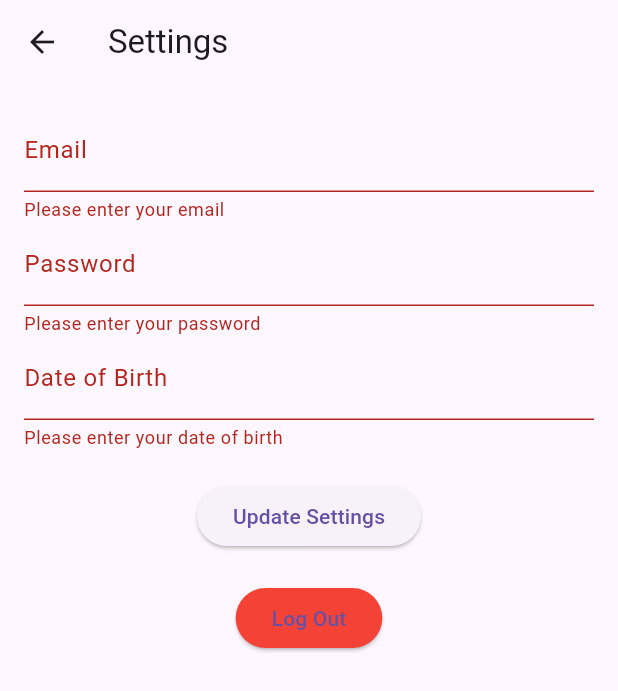
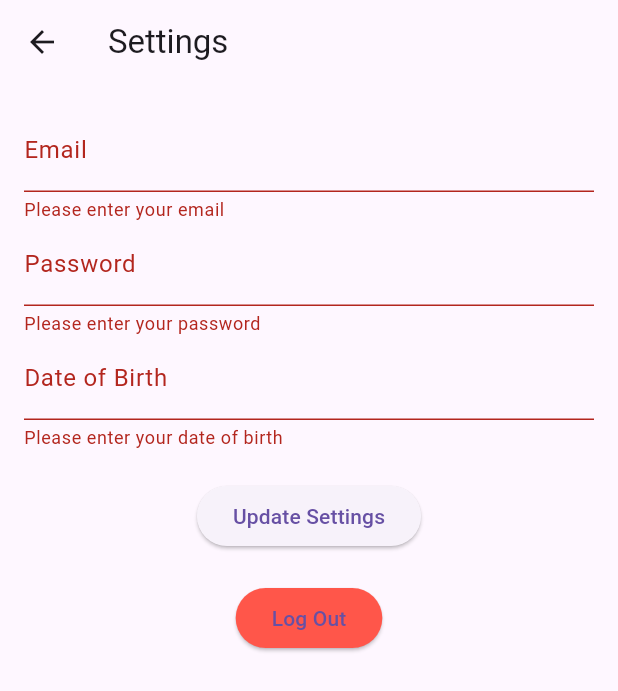
Before and after one commit to husainarib/Message-Board-App, a Flutter app: the SettingsScreen screen opened by its route, after a tap on "Update Settings", on a phone screen of 412 x 824 dp. Shown: the top 691 px of the screen. Run offline on Flutter 3.47's test engine with Material 3 defaults, Android fonts, the phone set to English and light mode, and no system bars; our stand-ins replace cloud_firestore, firebase_auth, firebase_core; accounts and stored records are empty; generated files the repository leaves out were written again.

Commit message:
add logout and update settings logic

```diff
--- a/lib/SettingsScreen.dart
+++ b/lib/SettingsScreen.dart
@@ -1,4 +1,6 @@
 import 'package:flutter/material.dart';
+import 'package:firebase_auth/firebase_auth.dart';
+import 'package:cloud_firestore/cloud_firestore.dart';
 
 class SettingsScreen extends StatefulWidget {
   @override
@@ -12,6 +14,7 @@ class _SettingsScreenState extends State<SettingsScreen> {
   final TextEditingController _emailController = TextEditingController();
   final TextEditingController _passwordController = TextEditingController();
   final TextEditingController _dobController = TextEditingController();
+  final FirebaseAuth _auth = FirebaseAuth.instance;
 
   @override
   void dispose() {
@@ -21,21 +24,49 @@ class _SettingsScreenState extends State<SettingsScreen> {
     super.dispose();
   }
 
-  void _updateSettings() {
+  // Update Settings method
+  Future<void> _updateSettings() async {
     if (_formKey.currentState!.validate()) {
-      // TODO update settings logic
-      ScaffoldMessenger.of(context).showSnackBar(
-        SnackBar(content: Text('Settings updated!')),
-      );
+      final user = _auth.currentUser;
+      final userId = user?.uid;
+
+      if (user != null && userId != null) {
+        try {
+          // Update email
+          if (_emailController.text.isNotEmpty &&
+              _emailController.text != user.email) {
+            await user.verifyBeforeUpdateEmail(_emailController.text);
+          }
+
+          // Update password
+          if (_passwordController.text.isNotEmpty) {
+            await user.updatePassword(_passwordController.text);
+          }
+
+          // Update date of birth in Firestore
+          await FirebaseFirestore.instance.collection('users').doc(userId).set({
+            'dob': _dobController.text,
+          }, SetOptions(merge: true));
+
+          ScaffoldMessenger.of(context).showSnackBar(
+            SnackBar(content: Text('Settings updated!')),
+          );
+        } on FirebaseAuthException catch (e) {
+          ScaffoldMessenger.of(context).showSnackBar(
+            SnackBar(content: Text('Failed to update settings: ${e.message}')),
+          );
+        }
+      }
     }
   }
 
-  void _logout() {
-    // TODO logout logic
+  // Logout Method
+  Future<void> _logout() async {
+    await _auth.signOut();
     ScaffoldMessenger.of(context).showSnackBar(
       SnackBar(content: Text('Logged out successfully!')),
     );
-    Navigator.pop(context);
+    Navigator.popUntil(context, ModalRoute.withName('/'));
   }
 
   @override
@@ -101,7 +132,7 @@ class _SettingsScreenState extends State<SettingsScreen> {
               ElevatedButton(
                 onPressed: _logout,
                 style: ElevatedButton.styleFrom(
-                  backgroundColor: Colors.red,
+                  backgroundColor: const Color.fromARGB(255, 255, 86, 74),
                 ),
                 child: Text('Log Out'),
               ),
```
